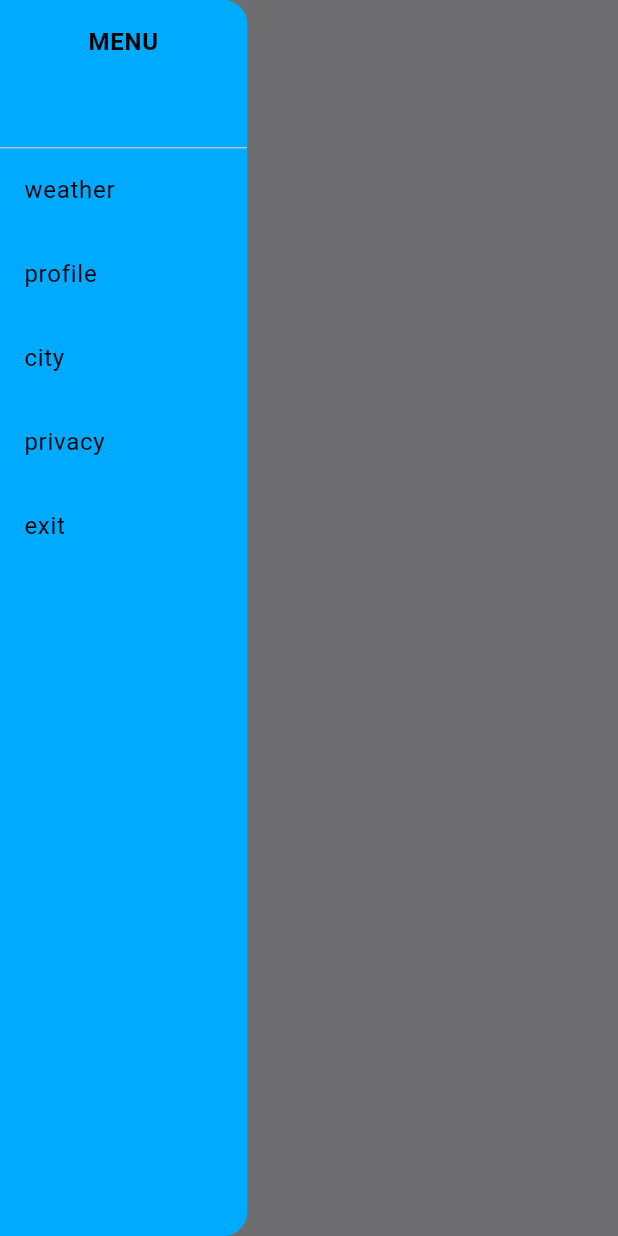
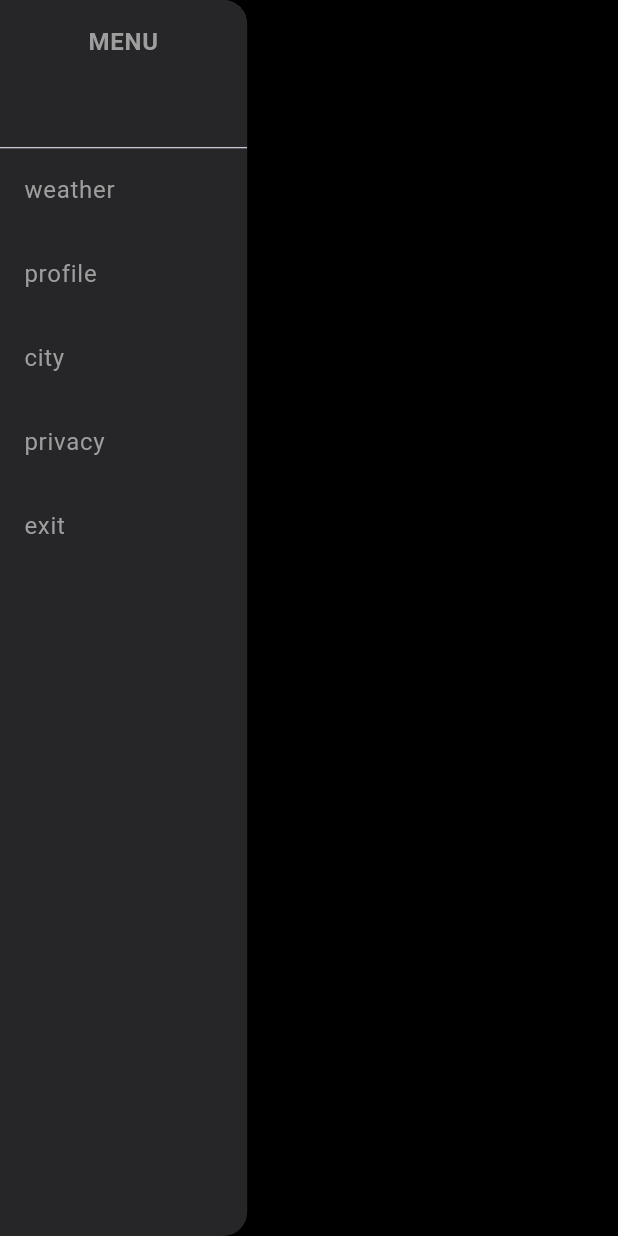
Before and after one commit to fabrii2000/weatherApp, a Flutter app: the DetailsWeather screen opened directly with empty values, with the side drawer open, on a phone screen of 412 x 824 dp. Run offline on Flutter 3.47's test engine with Material 3 defaults, Android fonts, the phone set to English and light mode, and no system bars; our stand-ins replace dio, weather_icons; missing offline and left inert: filter_list; network calls fail.

Commit message:
fix directory project

```diff
--- a/lib/pages/details_page.dart
+++ b/lib/pages/details_page.dart
@@ -93,7 +93,7 @@ class _DetailsWeatherState extends State<DetailsWeather> {
   Widget build(BuildContext context) {
     return Scaffold(
         appBar: AppBarWidget(title: widget.cityName),
-        backgroundColor: AppColors.backGroundColorHome,
+        backgroundColor: AppColors.backGroundColorHomeBlack,
         drawer: const DrawerWidget(),
         body: SingleChildScrollView(
           child: Column(children: <Widget>[
--- a/lib/utils/AppColors.dart
+++ b/lib/utils/AppColors.dart
@@ -2,13 +2,24 @@ import 'package:flutter/material.dart';
 
 extension AppColors on Never {
   //card Colors
-  static const Color card = Color.fromARGB(255, 253, 253, 253);
+  static const Color cardBlackMode = Color.fromARGB(255, 63, 66, 97);
+  static const Color cardWhite = Color.fromARGB(255, 253, 253, 253);
   //background home scaffold color
-  static const Color backGroundColorHome = Color.fromARGB(255, 240, 239, 244);
+  static const Color backGroundColorHomeBlack = Color.fromARGB(255, 0, 0, 0);
+  static const Color backGroundColorHomeWhite =
+      Color.fromARGB(255, 240, 239, 244);
   //backGroundColor TextField Search
-  static const backgroundTextField = Color.fromARGB(255, 226, 226, 231);
+
   static const colorDayCardSelected = Color.fromARGB(255, 226, 200, 200);
   static const colorDayCard = Colors.white;
+  static const colorCircularProgress = Colors.white;
   //color filter
   static const colorFilter = Colors.white;
+  //text Colors
+  static const textColorDarkMode = Colors.white;
+  static const white = Colors.white;
+  static const grey = Colors.grey;
+  //text field color
+  static const textFieldDarkMode = Color.fromARGB(255, 38, 38, 40);
+  static const textFieldWhiteMode = Color.fromARGB(255, 226, 226, 231);
 }
--- a/lib/widgets/app_bar_widget.dart
+++ b/lib/widgets/app_bar_widget.dart
@@ -11,7 +11,7 @@ class AppBarWidget extends StatelessWidget implements PreferredSizeWidget {
   @override
   Widget build(BuildContext context) {
     return AppBar(
-      backgroundColor: AppColors.backGroundColorHome,
+      backgroundColor: AppColors.backGroundColorHomeBlack,
       title: Padding(
           padding: EdgeInsets.only(left: global.width(context) * 0.21),
           child: Text(title,
--- a/lib/widgets/drawer_widget.dart
+++ b/lib/widgets/drawer_widget.dart
@@ -1,4 +1,5 @@
 import 'package:flutter/material.dart';
+import 'package:meteo_app/utils/AppColors.dart';
 
 class DrawerWidget extends StatelessWidget {
   const DrawerWidget({super.key});
@@ -10,7 +11,7 @@ class DrawerWidget extends StatelessWidget {
     List<String> listDrawn = ['weather', 'profile', 'city', 'privacy', 'exit'];
     return Drawer(
       width: sWidth * 0.4,
-      backgroundColor: const Color.fromARGB(255, 0, 170, 255),
+      backgroundColor: AppColors.textFieldDarkMode,
       child: ListView(
         scrollDirection: Axis.vertical,
         padding: EdgeInsets.zero,
@@ -19,23 +20,22 @@ class DrawerWidget extends StatelessWidget {
             width: sWidth * 0.10,
             height: sHeight * 0.12,
             child: const DrawerHeader(
-              decoration:
-                  BoxDecoration(color: Color.fromARGB(255, 0, 170, 255)),
+              decoration: BoxDecoration(color: AppColors.textFieldDarkMode),
               margin: EdgeInsets.all(0),
               child: Text('MENU',
                   textAlign: TextAlign.center,
                   style: TextStyle(
-                      color: Colors.black, fontWeight: FontWeight.bold)),
+                      color: AppColors.grey, fontWeight: FontWeight.bold)),
             ),
           ),
           for (String section in listDrawn)
             ListTile(
               onTap: () {},
-              tileColor: const Color.fromARGB(255, 0, 170, 255),
+              tileColor: AppColors.textFieldDarkMode,
               title: Text(
                 section,
                 style: const TextStyle(
-                  color: Colors.black,
+                  color: AppColors.grey,
                 ),
               ),
             )
```
Also changed, not shown: lib/pages/my_home_page.dart (+25 -17 lines), lib/widgets/text_field_widget.dart (+8 -7 lines).
